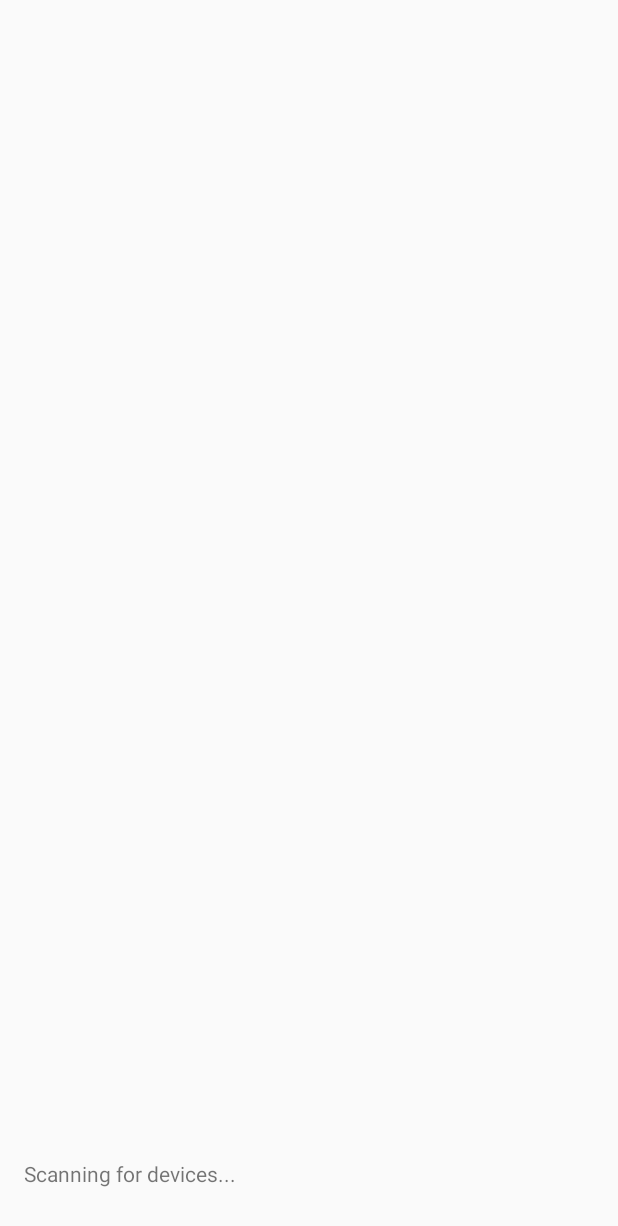
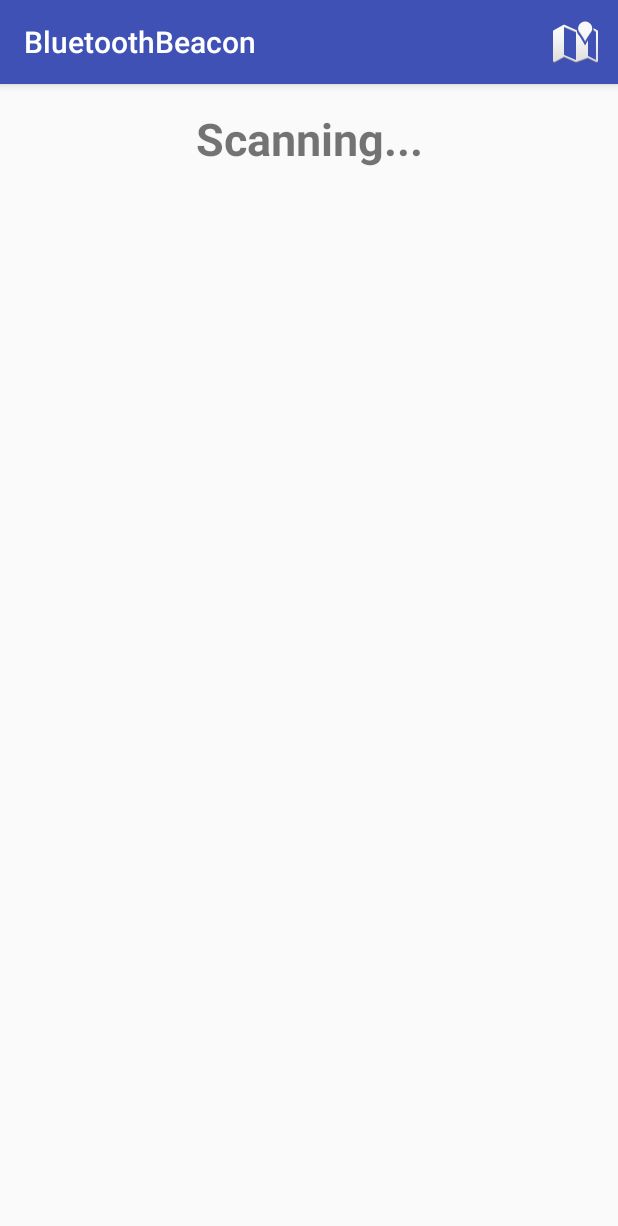
Before and after one commit to Illinois-tech-ITM/BSMP-2016-Bluetooth-Beacon, an Android app: the screen it shows after launch (MainActivity), on a phone screen of 412 x 824 dp. Before the commit the part shown is almost empty. Shown: the top 1226 px of the screen. Run offline under Robolectric (Android 15) with nearby library versions, the phone set to English and light mode, and no system bars.

Commit message:
app changes view when gets close to beacon

```diff
--- a/BluetoothBeacon/app/src/main/java/edu/iit/bluetoothbeacon/MainActivity.java
+++ b/BluetoothBeacon/app/src/main/java/edu/iit/bluetoothbeacon/MainActivity.java
@@ -4,74 +4,85 @@ import android.app.Activity;
 import android.bluetooth.BluetoothAdapter;
 import android.bluetooth.BluetoothAdapter.LeScanCallback;
 import android.bluetooth.BluetoothDevice;
-import android.bluetooth.BluetoothGatt;
-import android.bluetooth.BluetoothGattCharacteristic;
 import android.os.Bundle;
+import android.support.v7.app.AppCompatActivity;
 import android.util.Log;
 import android.view.Menu;
+import android.view.MenuInflater;
 import android.view.MenuItem;
+import android.view.View;
 import android.widget.TextView;
 
-import java.nio.ByteBuffer;
-import java.nio.ByteOrder;
-import java.util.ArrayList;
-import java.util.HashSet;
-import java.util.List;
-import java.util.UUID;
+import java.util.HashMap;
 
-public class MainActivity extends Activity {
+public class MainActivity extends AppCompatActivity {
 
-    // UUIDs for UAT service and associated characteristics.
-    public static UUID UART_UUID = UUID.fromString("6E400001-B5A3-F393-E0A9-E50E24DCCA9E");
-    public static UUID TX_UUID = UUID.fromString("6E400002-B5A3-F393-E0A9-E50E24DCCA9E");
-    public static UUID RX_UUID = UUID.fromString("6E400003-B5A3-F393-E0A9-E50E24DCCA9E");
-    // UUID for the BTLE client characteristic which is necessary for notifications.
-    public static UUID CLIENT_UUID = UUID.fromString("00002902-0000-1000-8000-00805f9b34fb");
+    private final static int MIN_RSSI = -70;
+    private final static int NEARBY_RSSI = -40;
 
-    private TextView messages;
-    private BluetoothAdapter adapter;
+    private BluetoothAdapter mAdapter;
+    private BluetoothDevice mActiveDevice;
+    private HashMap<BluetoothDevice, Integer> mDevicesList; //key: Beacon | value: RSSI (sinal strength)
 
-    //private HashSet<String> mDevicesFound;
-
-    private LeScanCallback scanCallback = new LeScanCallback() {
-        @Override
-        public void onLeScan(BluetoothDevice bluetoothDevice, int rssi, byte[] bytes) {
-            //mDevicesFound.add(bluetoothDevice.getAddress());
-            writeLine("Address: " + bluetoothDevice + " | RSSI: "+ rssi);
-        }
-    };
+    private TextView mTitleTextView;
+    private TextView mDescriptionTextView;
 
     @Override
     protected void onCreate(Bundle savedInstanceState) {
         super.onCreate(savedInstanceState);
         setContentView(R.layout.activity_main);
 
-        messages = (TextView) findViewById(R.id.messages);
-        adapter = BluetoothAdapter.getDefaultAdapter();
-        //mDevicesFound = new HashSet<>();
+        mAdapter = BluetoothAdapter.getDefaultAdapter();
+        mDevicesList = new HashMap<>();
+        mTitleTextView = (TextView) findViewById(R.id.titleTextView);
+        mDescriptionTextView = (TextView) findViewById(R.id.descTextView);
+        mDescriptionTextView.setVisibility(View.GONE);
+
     }
+
+    private LeScanCallback scanCallback = new LeScanCallback() {
+        @Override
+        public void onLeScan(BluetoothDevice bluetoothDevice, int rssi, byte[] bytes) {
+            if (bluetoothDevice.getName() == null || !bluetoothDevice.getName().matches("DVC\\d\\d\\d\\d")) return;
+            Log.d("Test", "Address: " + bluetoothDevice + " | RSSI: "+ rssi);
+            mDevicesList.put(bluetoothDevice, rssi);
+            if (mActiveDevice == null && rssi > NEARBY_RSSI){
+                mActiveDevice = bluetoothDevice;
+                updateView(bluetoothDevice.getName());
+                return;
+            }
+
+            if (mActiveDevice != null && rssi - mDevicesList.get(mActiveDevice) > 20){
+                mActiveDevice = bluetoothDevice;
+                updateView(bluetoothDevice.getName());
+            } else if (mActiveDevice != null && bluetoothDevice.getAddress().equals(mActiveDevice.getAddress()) && rssi < MIN_RSSI){
+                mActiveDevice = null;
+                updateView(":(");
+                mDescriptionTextView.setVisibility(View.GONE);
+            }
+
+
+        }
+    };
 
     @Override
     protected void onResume() {
         super.onResume();
-        writeLine("Scanning for devices...");
-        adapter.startLeScan(scanCallback);
+        Log.d("Test", "Scanning for devices...");
+        mAdapter.startLeScan(scanCallback);
     }
 
     @Override
     protected void onStop() {
         super.onStop();
-        adapter.stopLeScan(scanCallback);
+        mAdapter.stopLeScan(scanCallback);
     }
 
-    private void writeLine(final CharSequence text) {
-        runOnUiThread(new Runnable() {
-            @Override
-            public void run() {
-                messages.append(text);
-                messages.append("\n");
-            }
-        });
+    @Override
+    public boolean onCreateOptionsMenu(Menu menu) {
+        MenuInflater inflater = getMenuInflater();
+        inflater.inflate(R.menu.menu_main, menu);
+        return true;
     }
 
     @Override
@@ -86,4 +97,9 @@ public class MainActivity extends Activity {
         return super.onOptionsItemSelected(item);
     }
 
+    private void updateView(String title){
+        mTitleTextView.setText(title);
+        mDescriptionTextView.setVisibility(View.VISIBLE);
+    }
+
 }
--- a/BluetoothBeacon/app/src/main/res/layout/activity_main.xml
+++ b/BluetoothBeacon/app/src/main/res/layout/activity_main.xml
@@ -9,16 +9,23 @@
     android:paddingTop="@dimen/activity_vertical_margin"
     tools:context="edu.iit.bluetoothbeacon.MainActivity">
 
-    <ScrollView
+    <TextView
+        android:id="@+id/titleTextView"
         android:layout_width="match_parent"
         android:layout_height="wrap_content"
-        android:layout_alignParentBottom="true">
+        android:text="@string/titleTextView"
+        android:layout_gravity="bottom"
+        android:layout_alignParentTop="true"
+        android:layout_alignParentStart="true"
+        android:textSize="30dp"
+        android:textStyle="bold"
+        android:textAlignment="center" />
 
-        <TextView
-            android:id="@+id/messages"
-            android:layout_width="match_parent"
-            android:layout_height="wrap_content"
-            android:layout_gravity="bottom" />
-
-    </ScrollView>
+    <TextView
+        android:layout_width="match_parent"
+        android:layout_height="wrap_content"
+        android:text="@string/loremIpsumDesc"
+        android:id="@+id/descTextView"
+        android:layout_below="@+id/titleTextView"
+        android:layout_alignParentStart="true" />
 </RelativeLayout>
--- /dev/null
+++ b/BluetoothBeacon/app/src/main/res/menu/menu_main.xml
@@ -0,0 +1,9 @@
+<?xml version="1.0" encoding="utf-8"?>
+<menu xmlns:android="http://schemas.android.com/apk/res/android"
+    xmlns:app="http://schemas.android.com/apk/res-auto">
+    <item
+        android:id="@+id/languageMenu"
+        android:title="@string/languageMenu"
+        android:icon="@android:drawable/ic_dialog_map"
+        app:showAsAction="ifRoom" />
+</menu>
--- a/BluetoothBeacon/app/src/main/res/values/strings.xml
+++ b/BluetoothBeacon/app/src/main/res/values/strings.xml
@@ -1,3 +1,6 @@
 <resources>
     <string name="app_name">BluetoothBeacon</string>
+    <string name="titleTextView">Scanning...</string>
+    <string name="loremIpsumDesc"> Lorem ipsum dolor sit amet, consectetur adipiscing elit. Suspendisse porta suscipit ante sit amet mollis. Donec et posuere sem, sit amet fermentum ligula. Aenean faucibus congue aliquet. Nullam hendrerit sollicitudin blandit. Donec ultricies sem mi, vel sodales quam mollis id. Aliquam quis odio nisi. Curabitur scelerisque, est et sollicitudin blandit, felis ipsum fringilla libero, eget suscipit velit arcu vel est. Sed non orci vitae augue egestas accumsan. Proin facilisis, quam non convallis ultricies, lectus purus placerat nisl, sit amet tincidunt dui eros et nisi. Quisque nec est erat. Sed gravida sapien velit, eget facilisis velit vulputate sed. Quisque pretium massa eleifend nisi congue vehicula sit amet ut dui. </string>
+    <string name="languageMenu">Language</string>
 </resources>
```
